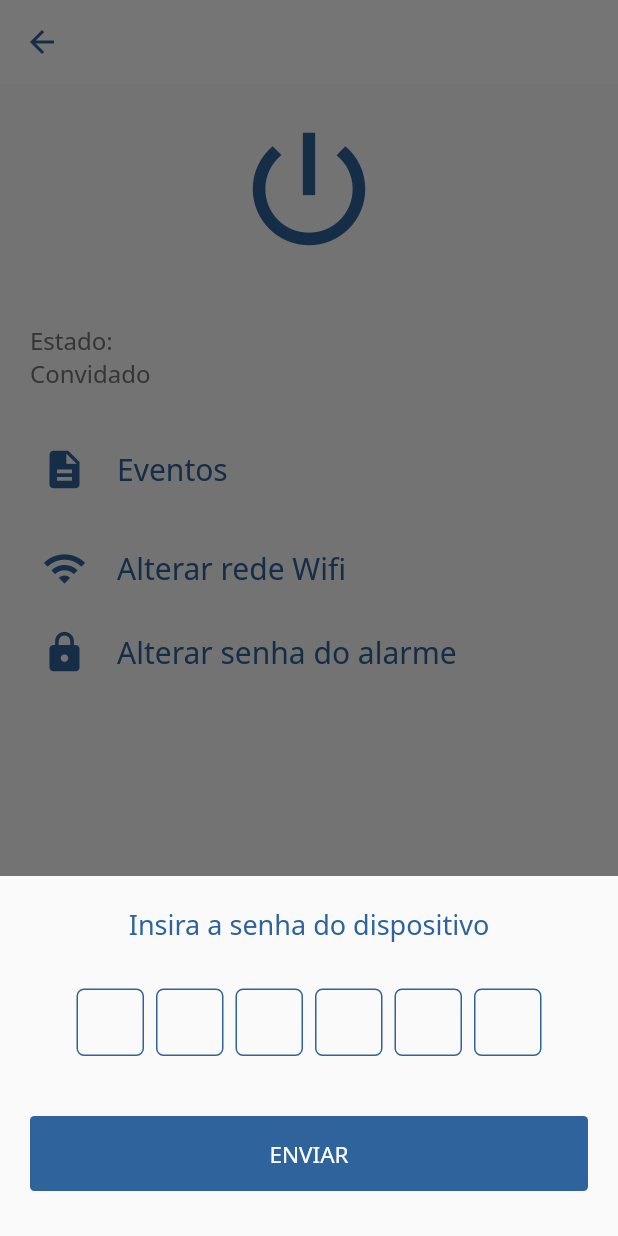
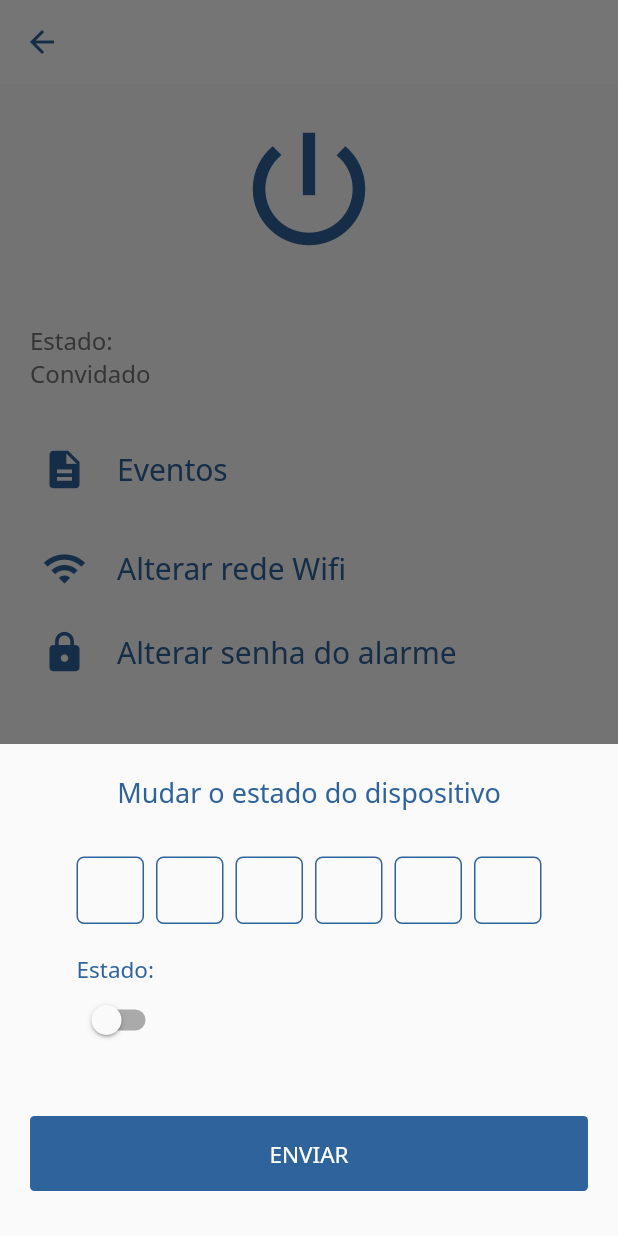
Before and after one commit to alarmouseuepg2023/mobile, a Flutter app: the DevicePage screen opened directly with empty values, after a tap on the "power settings new" icon, on a phone screen of 412 x 824 dp. Run offline on Flutter 3.47's test engine with Material 2 defaults, Android fonts, the phone set to English and light mode, and no system bars; drawn by our look-alikes of pinput; our stand-ins replace another_flushbar, dio, email_validator, flutter_dotenv, flutter_riverpod, google_fonts and 4 more; missing offline and left inert: animated_card, esp_smartconfig, mqtt_client, network_info_plus; accounts and stored records are empty.

Commit message:
feat(device): altered status change interactions

```diff
--- a/lib/modules/device/device_controller.dart
+++ b/lib/modules/device/device_controller.dart
@@ -45,6 +45,11 @@ class DeviceController {
     final formData = statusModel.toJson();
     final form = statusFormKey.currentState;
 
+    // UNCONFIGURED = 0,
+    // LOCKED = 1,
+    // UNLOCKED = 2,
+    // TRIGGERED = 3,
+
     if (form!.validate()) {
       final response = await dio.post('device/status/$deviceId',
           data: formData, options: Options());
--- a/lib/modules/device/device_page.dart
+++ b/lib/modules/device/device_page.dart
@@ -1,4 +1,3 @@
-import 'package:another_flushbar/flushbar.dart';
 import 'package:dio/dio.dart';
 import 'package:flutter/material.dart';
 import 'package:mobile/modules/device/device_controller.dart';
@@ -25,6 +24,7 @@ class _DevicePageState extends State<DevicePage> {
   final deviceController = DeviceController();
   bool loading = false;
   bool bottomload = false;
+  String _status = "0";
   final TextEditingController _password = TextEditingController();
   final TextEditingController _confirmPassword = TextEditingController();
   String _getDeviceOwnership(String role) =>
@@ -48,11 +48,7 @@ class _DevicePageState extends State<DevicePage> {
     } catch (e) {
       if (e is DioError) {
         ServerResponse response = ServerResponse.fromJson(e.response?.data);
-        Flushbar(
-          backgroundColor: Colors.red,
-          message: "Usuário convidado com sucesso",
-          duration: const Duration(seconds: 3),
-        ).show(context);
+        GlobalToast.show(context, response.message);
       } else {
         GlobalToast.show(
             context, "Ocorreu um erro ao convidar o usuário. Tente novamente.");
@@ -117,17 +113,41 @@ class _DevicePageState extends State<DevicePage> {
                     mainAxisSize: MainAxisSize.min,
                     children: [
                       Text(
-                        "Insira a senha do dispositivo",
+                        "Mudar o estado do dispositivo",
                         style: TextStyles.inviteAGuest,
                       ),
                       const SizedBox(height: 30),
                       Form(
                         key: deviceController.statusFormKey,
-                        child: PinInputWidget(
-                          autoFocus: true,
-                          onChanged: (value) =>
-                              deviceController.onChangeStatus(password: value),
-                          validator: validatePin,
+                        child: Column(
+                          crossAxisAlignment: CrossAxisAlignment.start,
+                          children: [
+                            PinInputWidget(
+                              autoFocus: true,
+                              onChanged: (value) => deviceController
+                                  .onChangeStatus(password: value),
+                              validator: validatePin,
+                            ),
+                            const SizedBox(
+                              height: 20,
+                            ),
+                            Text(
+                              "Estado: ",
+                              style: TextStyles.input,
+                            ),
+                            Switch(
+                              value: _status == '1' ? true : false,
+                              activeColor: AppColors.primary,
+                              onChanged: (bool value) {
+                                deviceController.onChangeStatus(
+                                    status: value ? '1' : '2');
+                                setState(() {
+                                  _status = value ? '1' : '2';
+                                });
+                                bottomState(() {});
+                              },
+                            )
+                          ],
                         ),
                       ),
                       const SizedBox(
```
